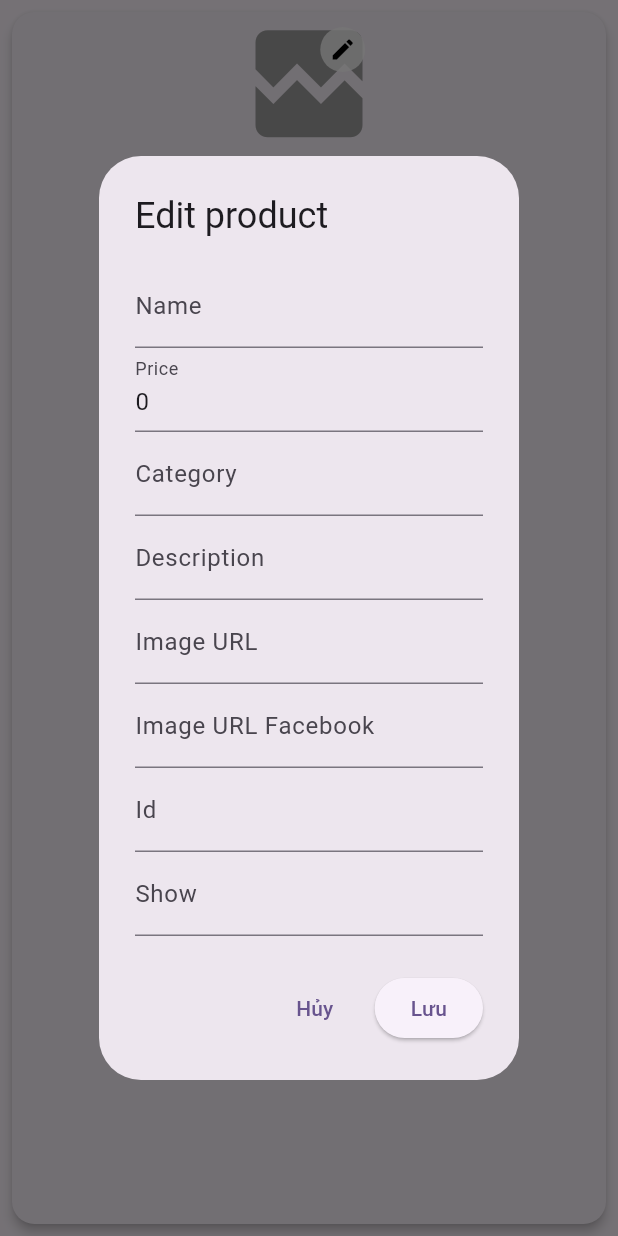
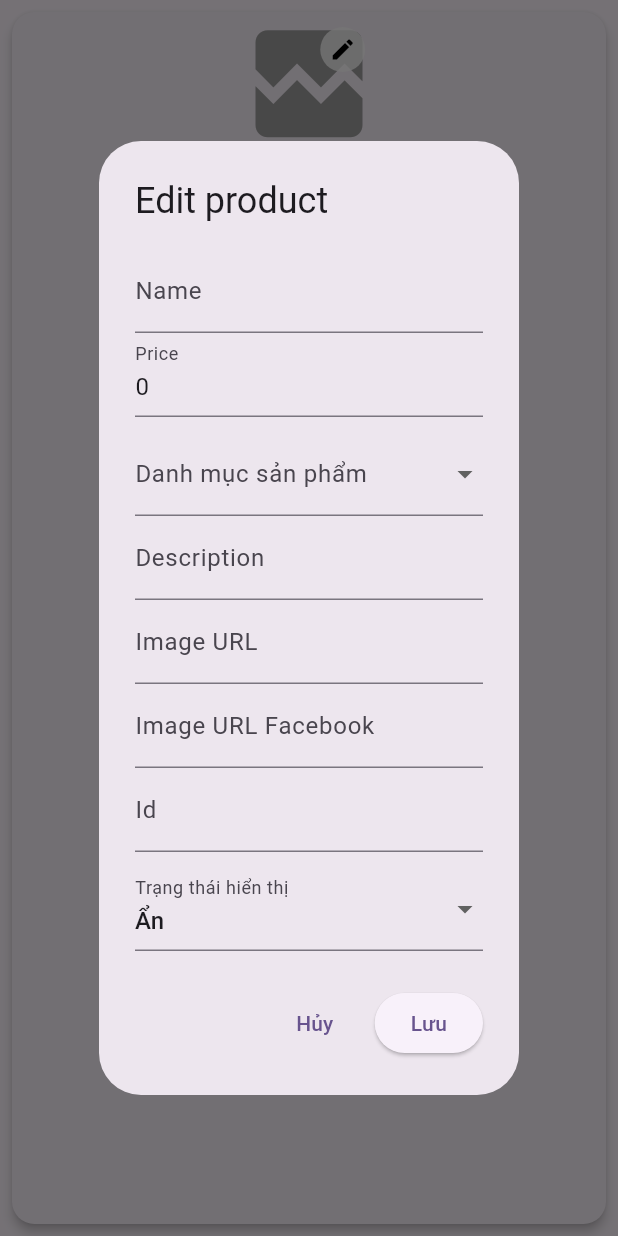
Before and after one commit to coockerman/AdminAppDatGaOnline, a Flutter app: the ProductGridView widget shown alone on an empty page, opened directly with empty values, after a tap on the "edit" icon, on a phone screen of 412 x 824 dp. Run offline on Flutter 3.47's test engine with Material 3 defaults, Android fonts, the light colour scheme and no system bars; our stand-ins replace cloud_firestore, firebase_auth, firebase_core, firebase_database, flutter_svg, get; missing offline and left inert: emailjs, mailer; accounts and stored records are empty; network calls fail; statements that could not run were skipped.

Commit message:
update edit product

```diff
--- a/lib/widgets/common_widget/cart/product_grid_view.dart
+++ b/lib/widgets/common_widget/cart/product_grid_view.dart
@@ -162,6 +162,9 @@ class _ProductGridViewState extends State<ProductGridView> {
     final TextEditingController showController =
     TextEditingController(text: currentData['Show'].toString());
 
+    String dropdownValue = currentData['Show'] == 1 ? 'Hiển thị' : 'Ẩn';
+    String dropdownValueCategory = currentData['Category'] ?? 'Combo 1 Người'; // Giá trị mặc định cho danh mục
+
     showDialog(
       context: context,
       builder: (context) {
@@ -179,9 +182,39 @@ class _ProductGridViewState extends State<ProductGridView> {
                   decoration: InputDecoration(labelText: 'Price'),
                   keyboardType: TextInputType.number,
                 ),
-                TextField(
-                  controller: categoryController,
-                  decoration: InputDecoration(labelText: 'Category'),
+                const SizedBox(height: 10),
+                DropdownButtonFormField<String>(
+                  value: dropdownValueCategory,
+                  items: const [
+                    DropdownMenuItem(
+                      value: 'Combo 1 Người',
+                      child: Text('Combo 1 Người'),
+                    ),
+                    DropdownMenuItem(
+                      value: 'Combo Nhóm',
+                      child: Text('Combo Nhóm'),
+                    ),
+                    DropdownMenuItem(
+                      value: 'Gà Rán - Gà Quay',
+                      child: Text('Gà Rán - Gà Quay'),
+                    ),
+                    DropdownMenuItem(
+                      value: 'Burger - Cơm - Mì Ý',
+                      child: Text('Burger - Cơm - Mì Ý'),
+                    ),
+                    DropdownMenuItem(
+                      value: 'Thức ăn nhẹ',
+                      child: Text('Thức ăn nhẹ'),
+                    ),
+                    DropdownMenuItem(
+                      value: 'Thức uống & tráng miệng',
+                      child: Text('Thức uống & tráng miệng'),
+                    ),
+                  ],
+                  onChanged: (String? newValue) {
+                    dropdownValueCategory = newValue!;
+                  },
+                  decoration: InputDecoration(labelText: 'Danh mục sản phẩm'),
                 ),
                 TextField(
                   controller: descriptionController,
@@ -199,10 +232,23 @@ class _ProductGridViewState extends State<ProductGridView> {
                   controller: idController,
                   decoration: InputDecoration(labelText: 'Id'),
                 ),
-                TextField(
-                  controller: showController,
-                  decoration: InputDecoration(labelText: 'Show'),
-                  keyboardType: TextInputType.number,
+                const SizedBox(height: 10),
+                DropdownButtonFormField<String>(
+                  value: dropdownValue,
+                  items: const [
+                    DropdownMenuItem(
+                      value: 'Hiển thị',
+                      child: Text('Hiển thị'),
+                    ),
+                    DropdownMenuItem(
+                      value: 'Ẩn',
+                      child: Text('Ẩn'),
+                    ),
+                  ],
+                  onChanged: (String? newValue) {
+                    dropdownValue = newValue!;
+                  },
+                  decoration: InputDecoration(labelText: 'Trạng thái hiển thị'),
                 ),
               ],
             ),
@@ -219,13 +265,12 @@ class _ProductGridViewState extends State<ProductGridView> {
                 final updatedData = {
                   'Name': nameController.text,
                   'Price': int.tryParse(priceController.text) ?? 0,
-                  'Category': categoryController.text,
+                  'Category': dropdownValueCategory, // Lưu danh mục đã chọn
                   'Description': descriptionController.text,
                   'ImageUrl': imageUrlController.text,
                   'ImageUrlFacebook': imageUrlFacebookController.text,
                   'id': idController.text,
-                  'Show': int.tryParse(showController.text) ?? 0,
-
+                  'Show': dropdownValue == 'Hiển thị' ? 1 : 0, // Xử lý trạng thái
                 };
                 onSubmit(updatedData);
                 Navigator.pop(context);
```
